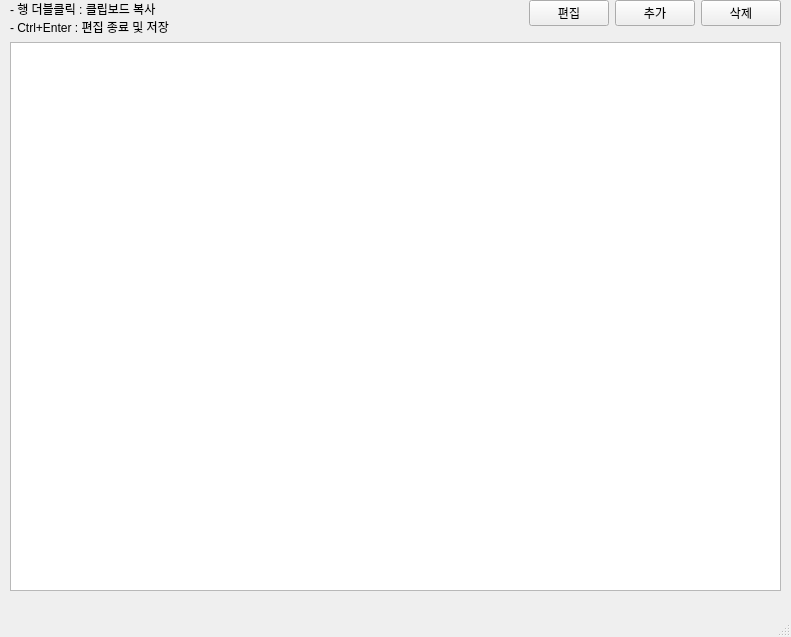
First picture: the form in view.ui, repository redzisu/memo-py, before the edit.
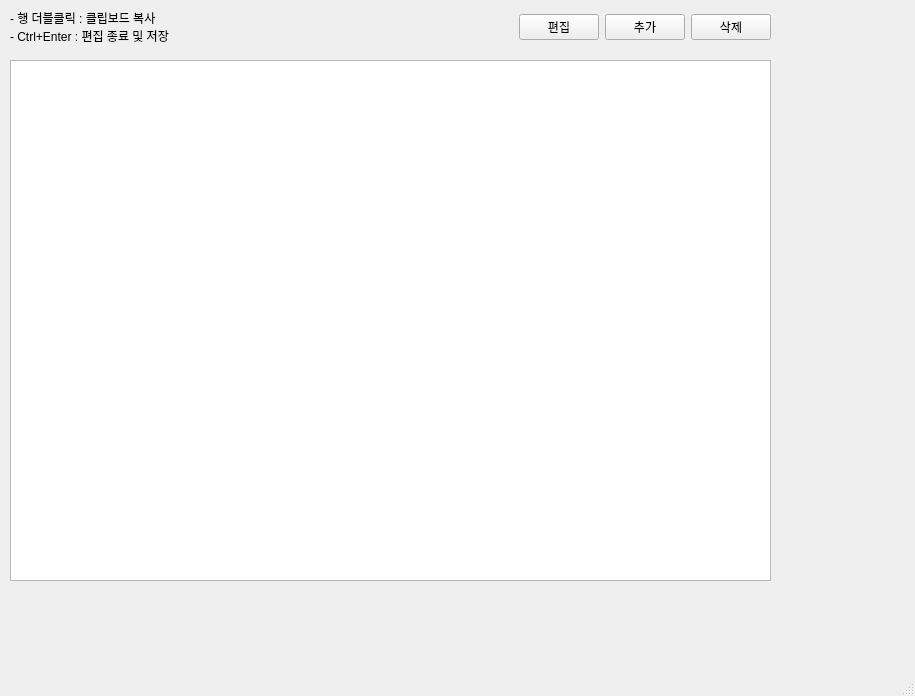
Second picture: the form after the edit.

Commit message: 수정전1

```diff
--- a/view.ui
+++ b/view.ui
@@ -6,8 +6,8 @@
    <rect>
     <x>0</x>
     <y>0</y>
-    <width>791</width>
-    <height>637</height>
+    <width>915</width>
+    <height>696</height>
    </rect>
   </property>
   <property name="sizePolicy">
@@ -35,26 +35,17 @@
      <verstretch>0</verstretch>
     </sizepolicy>
    </property>
-   <widget class="QWidget" name="formLayoutWidget">
+   <widget class="QWidget" name="layoutWidget">
     <property name="geometry">
      <rect>
       <x>10</x>
-      <y>0</y>
-      <width>771</width>
-      <height>591</height>
+      <y>10</y>
+      <width>761</width>
+      <height>34</height>
      </rect>
     </property>
-    <layout class="QFormLayout" name="formLayout">
-     <property name="sizeConstraint">
-      <enum>QLayout::SizeConstraint::SetDefaultConstraint</enum>
-     </property>
-     <property name="fieldGrowthPolicy">
-      <enum>QFormLayout::FieldGrowthPolicy::ExpandingFieldsGrow</enum>
-     </property>
-     <property name="rowWrapPolicy">
-      <enum>QFormLayout::RowWrapPolicy::DontWrapRows</enum>
-     </property>
-     <item row="0" column="0">
+    <layout class="QHBoxLayout" name="horizontalLayout_2">
+     <item>
       <widget class="QLabel" name="label">
        <property name="text">
         <string>- 행 더블클릭 : 클립보드 복사
@@ -62,52 +53,24 @@
        </property>
       </widget>
      </item>
-     <item row="1" column="0" colspan="2">
-      <widget class="QListWidget" name="grd_list">
-       <property name="styleSheet">
-        <string notr="true"/>
+     <item>
+      <spacer name="horizontalSpacer">
+       <property name="orientation">
+        <enum>Qt::Orientation::Horizontal</enum>
        </property>
-       <property name="lineWidth">
-        <number>1</number>
+       <property name="sizeHint" stdset="0">
+        <size>
+         <width>40</width>
+         <height>20</height>
+        </size>
        </property>
-       <property name="verticalScrollBarPolicy">
-        <enum>Qt::ScrollBarPolicy::ScrollBarAsNeeded</enum>
-       </property>
-       <property name="sizeAdjustPolicy">
-        <enum>QAbstractScrollArea::SizeAdjustPolicy::AdjustToContents</enum>
-       </property>
-       <property name="textElideMode">
-        <enum>Qt::TextElideMode::ElideNone</enum>
-       </property>
-       <property name="resizeMode">
-        <enum>QListView::ResizeMode::Adjust</enum>
-       </property>
-       <property name="wordWrap">
-        <bool>true</bool>
-       </property>
-       <property name="itemAlignment">
-        <set>Qt::AlignmentFlag::AlignLeading|Qt::AlignmentFlag::AlignLeft|Qt::AlignmentFlag::AlignTop</set>
-       </property>
-      </widget>
+      </spacer>
      </item>
-     <item row="0" column="1">
+     <item>
       <layout class="QHBoxLayout" name="horizontalLayout">
        <property name="sizeConstraint">
         <enum>QLayout::SizeConstraint::SetDefaultConstraint</enum>
        </property>
-       <item>
-        <spacer name="horizontalSpacer">
-         <property name="orientation">
-          <enum>Qt::Orientation::Horizontal</enum>
-         </property>
-         <property name="sizeHint" stdset="0">
-          <size>
-           <width>40</width>
-           <height>20</height>
-          </size>
-         </property>
-        </spacer>
-       </item>
        <item>
         <widget class="QPushButton" name="btn_editList">
          <property name="minimumSize">
@@ -139,18 +102,77 @@
      </item>
     </layout>
    </widget>
+   <widget class="QListWidget" name="grd_list">
+    <property name="enabled">
+     <bool>true</bool>
+    </property>
+    <property name="geometry">
+     <rect>
+      <x>10</x>
+      <y>60</y>
+      <width>761</width>
+      <height>521</height>
+     </rect>
+    </property>
+    <property name="sizePolicy">
+     <sizepolicy hsizetype="Expanding" vsizetype="Expanding">
+      <horstretch>0</horstretch>
+      <verstretch>0</verstretch>
+     </sizepolicy>
+    </property>
+    <property name="minimumSize">
+     <size>
+      <width>100</width>
+      <height>100</height>
+     </size>
+    </property>
+    <property name="focusPolicy">
+     <enum>Qt::FocusPolicy::NoFocus</enum>
+    </property>
+    <property name="styleSheet">
+     <string notr="true"/>
+    </property>
+    <property name="lineWidth">
+     <number>1</number>
+    </property>
+    <property name="verticalScrollBarPolicy">
+     <enum>Qt::ScrollBarPolicy::ScrollBarAsNeeded</enum>
+    </property>
+    <property name="sizeAdjustPolicy">
+     <enum>QAbstractScrollArea::SizeAdjustPolicy::AdjustIgnored</enum>
+    </property>
+    <property name="textElideMode">
+     <enum>Qt::TextElideMode::ElideNone</enum>
+    </property>
+    <property name="resizeMode">
+     <enum>QListView::ResizeMode::Adjust</enum>
+    </property>
+    <property name="wordWrap">
+     <bool>true</bool>
+    </property>
+    <property name="itemAlignment">
+     <set>Qt::AlignmentFlag::AlignLeading|Qt::AlignmentFlag::AlignLeft|Qt::AlignmentFlag::AlignTop</set>
+    </property>
+   </widget>
   </widget>
   <widget class="QMenuBar" name="menubar">
    <property name="geometry">
     <rect>
      <x>0</x>
      <y>0</y>
-     <width>791</width>
+     <width>915</width>
      <height>22</height>
     </rect>
    </property>
   </widget>
-  <widget class="QStatusBar" name="statusbar"/>
+  <widget class="QStatusBar" name="statusbar">
+   <property name="sizePolicy">
+    <sizepolicy hsizetype="Expanding" vsizetype="Expanding">
+     <horstretch>0</horstretch>
+     <verstretch>0</verstretch>
+    </sizepolicy>
+   </property>
+  </widget>
  </widget>
  <resources/>
  <connections/>
```
The commit also changes 2 other files.
